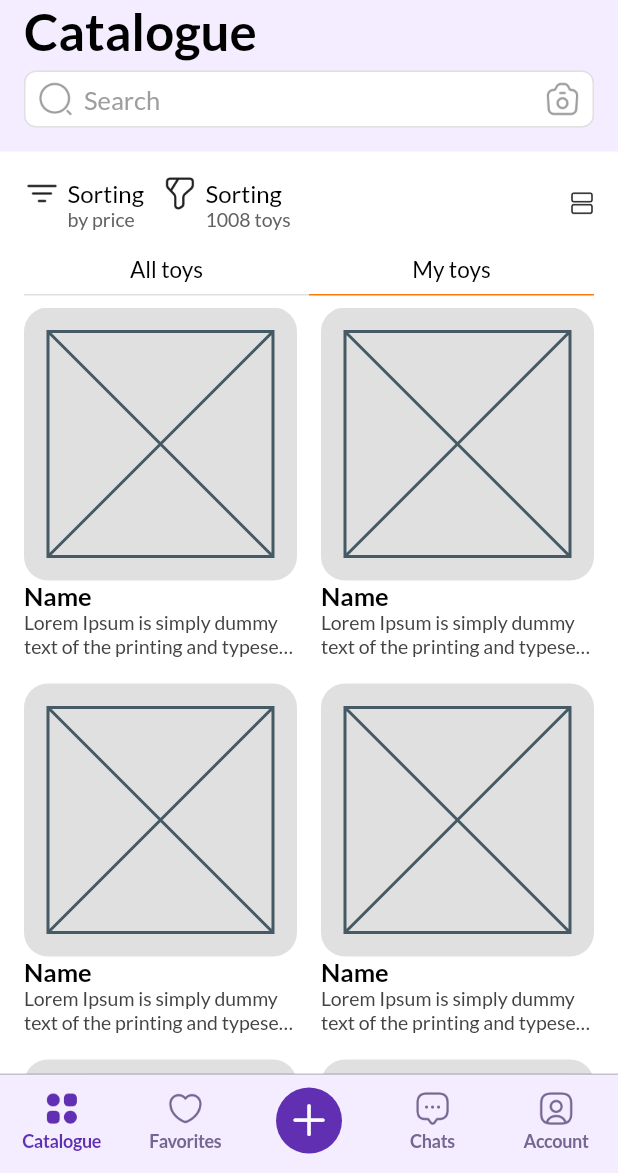
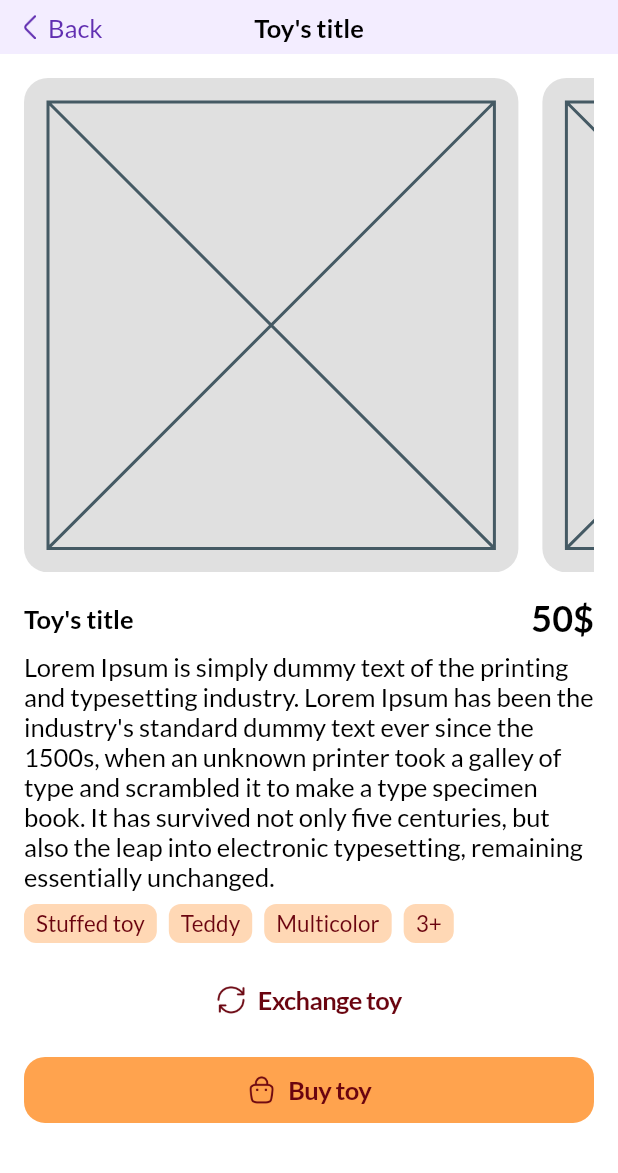
Before and after one commit to MrSanchezzzzz/kidbank.market, a Flutter app: the screen it shows after launch, after a tap on "Name", on a phone screen of 412 x 824 dp, the part 63-1236 px from its top. Run offline on Flutter 3.47's test engine with Material 3 defaults, Android fonts, the phone set to English and light mode, and no system bars; our stand-ins replace adaptive_dialog, flutter_riverpod, go_router, hooks_riverpod, image_picker and 2 more; missing offline and left inert: dart:ffi, syncfusion_flutter_core.

Commit message:
Catalogue: implemented my/all toys

```diff
--- /dev/null
+++ b/lib/core/add_button.dart
@@ -0,0 +1,28 @@
+import 'package:flutter/cupertino.dart';
+
+import 'colors.dart';
+
+class MainAddButton extends StatefulWidget {
+  const MainAddButton({super.key});
+
+  @override
+  State<MainAddButton> createState() => _MainAddButtonState();
+}
+
+class _MainAddButtonState extends State<MainAddButton> {
+  bool isTappedDown=false;
+  @override
+  Widget build(BuildContext context) {
+    return AspectRatio(
+      aspectRatio: 1,
+      child: Container(
+        decoration: BoxDecoration(
+          borderRadius: BorderRadius.circular(14),
+          color: isTappedDown?Colors.orange300:Colors.orange100
+        ),
+        padding: EdgeInsets.all(8),
+        child: Center(child: Image.asset('assets/images/add.png')),
+      ),
+    );
+  }
+}
--- a/lib/core/routes.dart
+++ b/lib/core/routes.dart
@@ -11,6 +11,7 @@ import 'package:kidbank/features/add_toy/presentation/screens/add_toy_category.d
 import 'package:kidbank/features/add_toy/presentation/screens/add_toy_fill_details.dart';
 import 'package:kidbank/features/auth/presentation/screens/child_auth.dart';
 import 'package:kidbank/features/auth/presentation/screens/child_auth_count.dart';
+import 'package:kidbank/features/catalogue/toy_details/toy_details.dart';
 import 'package:kidbank/features/onboarding/presentation/onboarding_profile.dart';
 import 'package:kidbank/features/sign_up/presentation/screens/improve_page.dart';
 import '../features/add_child/presentation/add_child_finish.dart';
@@ -148,6 +149,7 @@ final GoRouter router = GoRouter(
             GoRoute(path: 'fill_details',name: 'fill_details',builder: (context,state)=> const AddToyFillDetailsScreen()),
           ],
         ),
+
         GoRoute(
             path: 'account',
             builder: (context,state)=>const MyAccount(),
@@ -158,15 +160,13 @@ final GoRouter router = GoRouter(
             ])
           ]
         ),
-        GoRoute(
-            path: 'account',
-            builder: (context,state)=>const MyAccount(),
-          routes: <RouteBase>[
-            GoRoute(path: 'wallet',builder: (context,state)=>const AccountWalletScreen(),
-            routes: <RouteBase>[
-              GoRoute(path: 'top_up',builder: (context,state)=>const TopUpScreen())
-            ])
-          ]
+
+        //Toy details
+        GoRoute(path: 'toy_details',
+            builder: (context,state){
+              //TODO get Toy from extras
+              return const ToyDetailsScreen();
+            }
         )
       ],
     ),
--- a/lib/core/widgets/main_button.dart
+++ b/lib/core/widgets/main_button.dart
@@ -3,10 +3,11 @@ import 'package:flutter/cupertino.dart';
 import '../colors.dart';
 
 class MainButton extends StatelessWidget {
-  const MainButton({super.key,this.text='',this.onTap,this.color,this.icon,this.pressedOpacity=0.4});
+  const MainButton({super.key,this.text='',this.onTap,this.color,this.icon,this.pressedOpacity=0.4,this.textColor});
   final Color? color;
   final Function()? onTap;
   final String? text;
+  final Color? textColor;
   final Image? icon;
   final double pressedOpacity;
   @override
@@ -28,7 +29,7 @@ class MainButton extends StatelessWidget {
           Text(
             text ?? '',
             style: CupertinoTheme.of(context).textTheme.textStyle.copyWith(
-              color: onTap==null?Colors.grey200:const Color(0xFF6A040F),
+              color: onTap==null?Colors.grey200:textColor??const Color(0xFF6A040F),
               fontWeight: FontWeight.w700
             ),
           ),
--- /dev/null
+++ b/lib/core/widgets/tag.dart
@@ -0,0 +1,67 @@
+import 'package:flutter/cupertino.dart';
+
+import '../colors.dart';
+
+class Tag extends StatefulWidget {
+  const Tag({super.key,this.prefixIcon,this.text='',this.suffixIcon});
+  final Widget? prefixIcon;
+  final String text;
+  final Widget? suffixIcon;
+
+  @override
+  State<Tag> createState() => _TagState();
+
+  factory Tag.closeButton({Widget? prefixIcon,String text='',Function()? onClose}){
+    return Tag(
+      prefixIcon: prefixIcon,
+      text: text,
+      suffixIcon: GestureDetector(onTap:onClose,child: Image.asset('assets/images/close_circle.png',width: 17,height: 17,color: Colors.orange400,)),
+    );
+  }
+}
+
+class _TagState extends State<Tag> {
+  bool isTappedDown=false;
+  @override
+  Widget build(BuildContext context) {
+    return GestureDetector(
+      onTapDown: (_){
+        setState(() {
+          isTappedDown=true;
+        });
+      },
+      onTapUp: (_){
+        setState(() {
+          isTappedDown=false;
+        });
+      },
+      onTapCancel: (){
+          setState(() {
+            isTappedDown=false;
+          });
+      },
+      child: Container(
+        decoration: BoxDecoration(
+          borderRadius: BorderRadius.circular(8),
+          color: isTappedDown?Colors.orange300:Colors.orange200
+        ),
+        padding: const EdgeInsets.symmetric(horizontal: 8,vertical: 4),
+        child: Row(
+          mainAxisSize: MainAxisSize.min,
+          children: [
+            widget.prefixIcon!=null?
+                Padding(padding: EdgeInsets.only(right: 8),
+                child: widget.prefixIcon!,):Container(),
+            Text(widget.text,style: CupertinoTheme.of(context).textTheme.textStyle.copyWith(
+              fontSize: 15,
+              color: Colors.orange500
+            ),),
+            widget.suffixIcon!=null?
+            Padding(padding: EdgeInsets.only(left: 8),
+              child: widget.suffixIcon!,):Container(),
+          ],
+        ),
+      ),
+    );
+  }
+}
--- a/lib/features/catalogue/data/display_mode_riverpod.dart
+++ b/lib/features/catalogue/data/display_mode_riverpod.dart
@@ -2,6 +2,10 @@ import 'package:hooks_riverpod/hooks_riverpod.dart';
 
 class DisplayModeNotifier extends StateNotifier<bool> {
   DisplayModeNotifier() : super(true);
+
+  void setDisplayMode(bool value){
+    state=value;
+  }
 
   void toggleDisplayMode() {
     state = !state;
@@ -11,3 +15,8 @@ class DisplayModeNotifier extends StateNotifier<bool> {
 final displayModeProvider = StateNotifierProvider<DisplayModeNotifier, bool>((ref) {
   return DisplayModeNotifier();
 });
+
+//TODO replace with toy list provider
+final myToysProvider = StateNotifierProvider<DisplayModeNotifier, bool>((ref) {
+  return DisplayModeNotifier();
+});
--- a/lib/features/catalogue/presentation/catalogue_screen.dart
+++ b/lib/features/catalogue/presentation/catalogue_screen.dart
@@ -1,7 +1,9 @@
 import 'package:flutter/cupertino.dart';
 import 'package:flutter/material.dart';
+import 'package:hooks_riverpod/hooks_riverpod.dart';
 import 'package:kidbank/core/widgets/custom_modal_bottom_sheet.dart';
 import 'package:kidbank/core/widgets/tab_selector.dart';
+import 'package:kidbank/features/catalogue/data/display_mode_riverpod.dart';
 import 'package:kidbank/features/catalogue/presentation/widgets/catalogue_filters.dart';
 import 'package:kidbank/features/catalogue/presentation/widgets/catalogue_items_view.dart';
 import 'package:kidbank/features/catalogue/presentation/widgets/catalogue_navbar.dart';
@@ -83,10 +85,17 @@ class CatalogueScreen extends StatelessWidget {
                       const SizedBox(
                         height: 16,
                       ),
-                      const TabSelector(
-                        labels: ['All toys', 'My toys'],
-                        callbacks: [],
-                        startIndex: 1,
+                      Consumer(
+                        builder: (BuildContext context, WidgetRef ref, Widget? child) {
+                          return TabSelector(
+                            labels: const ['All toys', 'My toys'],
+                            callbacks: [
+                              (){ref.read(myToysProvider.notifier).setDisplayMode(true);},
+                              (){ref.read(myToysProvider.notifier).setDisplayMode(false);},
+                            ],
+                            startIndex: 0,
+                          );
+                        },
                       ),
                       const SizedBox(
                         height: 8,
--- a/lib/features/catalogue/presentation/widgets/catalogue_items_view.dart
+++ b/lib/features/catalogue/presentation/widgets/catalogue_items_view.dart
@@ -7,28 +7,30 @@ import 'package:kidbank/features/catalogue/presentation/widgets/list_item.dart';
 
 class CatalogueItemsView extends ConsumerWidget {
   const CatalogueItemsView({super.key});
-
-  Widget _displayItems(bool isGrid){
-    //TODO ListView.Builder for different display options
+  //TODO toys array here
+  Widget _displayItems(bool isGrid,bool isMyToys){
     if(isGrid) {
       return GridView.count(
         crossAxisCount: 2,
-        childAspectRatio: 0.75,
+        childAspectRatio: isMyToys?0.6:0.75,
         crossAxisSpacing: 16,
         mainAxisSpacing: 8,
-        children: const [
-          CatalogueGridItem(),
-          CatalogueGridItem(),
-          CatalogueGridItem(),
-          CatalogueGridItem(),
-          CatalogueGridItem(),
-          CatalogueGridItem(),
+        children: [
+          CatalogueGridItem(isMyToy: isMyToys,),
+          CatalogueGridItem(isMyToy: isMyToys,),
+          CatalogueGridItem(isMyToy: isMyToys,),
+          CatalogueGridItem(isMyToy: isMyToys,),
+          CatalogueGridItem(isMyToy: isMyToys,),
+          CatalogueGridItem(isMyToy: isMyToys,),
+          CatalogueGridItem(isMyToy: isMyToys,),
+          CatalogueGridItem(isMyToy: isMyToys,),
         ],
       );
     }
     return ListView.builder(
+      itemCount: 8,
         itemBuilder: (context,index){
-          return const CatalogueListItem();
+          return CatalogueListItem(isMyToy:isMyToys);
         }
     );
   }
@@ -36,6 +38,7 @@ class CatalogueItemsView extends ConsumerWidget {
   @override
   Widget build(BuildContext context,WidgetRef ref) {
     bool isGrid=ref.watch(displayModeProvider);
-    return _displayItems(isGrid);
+    bool isMyToys=ref.watch(myToysProvider);
+    return _displayItems(isGrid,isMyToys);
   }
 }
--- a/lib/features/catalogue/presentation/widgets/catalogue_navbar.dart
+++ b/lib/features/catalogue/presentation/widgets/catalogue_navbar.dart
@@ -15,7 +15,7 @@ class CatalogueNavbar extends StatelessWidget {
   Widget build(BuildContext context) {
     return Container(
       decoration: BoxDecoration(color: CupertinoTheme.of(context).barBackgroundColor),
-      padding: const EdgeInsets.only(left: 16, right: 16, bottom: 0, top: 10),
+      padding: const EdgeInsets.only(left: 16, right: 16, bottom: 8, top: 10),
       child: Column(
         crossAxisAlignment: CrossAxisAlignment.stretch,
         children: [
@@ -57,7 +57,6 @@ class CatalogueNavbar extends StatelessWidget {
               )
             ],
           ),
-
         ],
       ),
     );
--- a/lib/features/catalogue/presentation/widgets/grid_item.dart
+++ b/lib/features/catalogue/presentation/widgets/grid_item.dart
@@ -1,16 +1,20 @@
 import 'package:flutter/cupertino.dart';
+import 'package:go_router/go_router.dart';
+import 'package:kidbank/core/add_button.dart';
+import 'package:kidbank/core/widgets/main_button.dart';
 import 'package:kidbank/core/widgets/toy_image.dart';
 
 import '../../../../core/colors.dart';
 
 class CatalogueGridItem extends StatelessWidget {
-  const CatalogueGridItem({super.key});
+  const CatalogueGridItem({super.key,this.isMyToy=false});
+  final bool isMyToy;
   //TODO final Toy
   @override
   Widget build(BuildContext context) {
     return GestureDetector(
       onTap: (){
-        //TODO view toy details
+        context.push('/toy_details');
       },
       child: Column(
         crossAxisAlignment: CrossAxisAlignment.start,
@@ -26,7 +30,27 @@ class CatalogueGridItem extends StatelessWidget {
             style: CupertinoTheme.of(context).textTheme.textStyle.copyWith(
               fontSize: 13,color:Colors.grey400
             ),
-          )
+          ),
+          if(isMyToy)...{
+            Padding(
+              padding: EdgeInsets.only(top: 4),
+              child:Row(
+                mainAxisAlignment: MainAxisAlignment.spaceBetween,
+                crossAxisAlignment: CrossAxisAlignment.end,
+                children: [
+                  Text('400\$',style: CupertinoTheme.of(context).textTheme.textStyle.copyWith(
+                      fontSize: 16,
+                      color: Colors.grey300
+                  ),),
+                  SizedBox(
+                      width: 44,
+                      child: MainAddButton()
+                  )
+                ],
+              ),
+            )
+
+          }
         ],
       ),
     );
--- a/lib/features/catalogue/presentation/widgets/list_item.dart
+++ b/lib/features/catalogue/presentation/widgets/list_item.dart
@@ -1,16 +1,26 @@
 import 'package:flutter/cupertino.dart';
+import 'package:go_router/go_router.dart';
+import 'package:kidbank/core/add_button.dart';
 import 'package:kidbank/core/widgets/toy_image.dart';
+import 'package:kidbank/features/catalogue/toy_details/toy_details.dart';
+
+import '../../../../core/colors.dart';
 
 class CatalogueListItem extends StatelessWidget {
-  const CatalogueListItem({super.key});
-
+  const CatalogueListItem({super.key,this.isMyToy=false});
+  final bool isMyToy;
   @override
   Widget build(BuildContext context) {
-    return Container(
+    return GestureDetector(
+      onTap: (){
+        context.push('/toy_details');
+      },
+      child: Container(
         width: MediaQuery.of(context).size.width,
+        height: 78,
         margin: const EdgeInsets.only(bottom: 16),
         child: Row(
-        crossAxisAlignment: CrossAxisAlignment.start,
+          crossAxisAlignment: CrossAxisAlignment.stretch,
           children: [
             const ToyImage(size: 78),
             const SizedBox(width: 16),  // Add some spacing between the image and the text
@@ -38,7 +48,28 @@ class CatalogueListItem extends StatelessWidget {
                 ),
               ),
             ),
+            if(isMyToy)
+            Column(
+              mainAxisAlignment: MainAxisAlignment.spaceBetween,
+              crossAxisAlignment: CrossAxisAlignment.end,
+              children: [
+                Row(
+                  mainAxisSize: MainAxisSize.min,
+                  mainAxisAlignment: MainAxisAlignment.end,
+                  children: [
+                    const SizedBox(width: 32,child: MainAddButton(),),
+                    const SizedBox(width: 4,),
+                    Image.asset('assets/images/hearth.png',width: 16,height: 16,)
                   ],
+                ),
+                Text('\$120',style: CupertinoTheme.of(context).textTheme.textStyle.copyWith(
+                  color: Colors.grey400,
+                  fontSize: 16
+                ),)
+              ],
+            )
+          ],
+        ),
       ),
     );
   }
--- /dev/null
+++ b/lib/features/catalogue/toy_details/toy_details.dart
@@ -0,0 +1,82 @@
+import 'package:flutter/cupertino.dart';
+import 'package:flutter/gestures.dart';
+import 'package:kidbank/core/widgets/main_back_button.dart';
+import 'package:kidbank/core/widgets/main_button.dart';
+import 'package:kidbank/core/widgets/toy_image.dart';
+import 'package:kidbank/features/catalogue/presentation/widgets/catalogue_navbar.dart';
+import 'package:kidbank/features/catalogue/toy_details/toy_details_actions.dart';
+import 'package:kidbank/features/catalogue/toy_details/toy_details_info.dart';
+import 'package:kidbank/features/catalogue/toy_details/toy_details_tags.dart';
+
+import '../../../core/colors.dart';
+
+class ToyDetailsScreen extends StatelessWidget {
+  const ToyDetailsScreen({super.key,this.isMyToy=false});
+  final bool isMyToy;
+  //TODO final Toy? toy;
+  @override
+  Widget build(BuildContext context) {
+    return SizedBox(
+      height: MediaQuery.of(context).size.height,
+      child: CupertinoPageScaffold(
+        backgroundColor: Colors.white100,
+          child:SafeArea(
+            child: Column(
+              children: [
+                const CatalogueNavbar(),
+                Container(
+                  padding: const EdgeInsets.only(left: 16,right: 16,bottom: 8),
+                  color: CupertinoTheme.of(context).barBackgroundColor,
+                  child: const Stack(
+                    children: [
+                      Align(
+                          alignment: Alignment.topLeft,
+                          child: MainBackButton(label: 'Back',)
+                      ),
+                      Align(
+                        alignment: Alignment.topCenter,
+                          child: Text('Toy\'s title',style: TextStyle(fontWeight: FontWeight.w700),)
+                      ),
+                    ],
+                  ),
+                ),
+                Expanded(
+                  child: SingleChildScrollView(
+                    child: Padding(
+                      padding: const EdgeInsets.only(left: 16,right: 16,top: 16,bottom: 8),
+                      child: Column(
+                        crossAxisAlignment: CrossAxisAlignment.start,
+                        children: [
+                          SizedBox(
+                            width: MediaQuery.of(context).size.width,
+                            height: MediaQuery.of(context).size.height*.4,
+                            child: ListView.builder(
+                                itemBuilder: (context,index){
+                              return const Padding(
+                                padding: EdgeInsets.only(right: 16),
+                                child: ToyImage(),
+                              );
+                            },
+                              scrollDirection: Axis.horizontal,
+                              itemCount: 5,
+                              shrinkWrap: true,
+                            ),
+                          ),
+                          const SizedBox(height: 16,),
+                          const ToyDetailsInfo(),
+                          const SizedBox(height: 8,),
+                          const ToyDetailsTags(),
+                          const SizedBox(height: 16,),
+                          ToyDetailsActions(isMyToy: isMyToy,),
+                        ],
+                      ),
+                    ),
+                  ),
+                )
+              ],
+            ),
+          )
+      ),
+    );
+  }
+}
--- /dev/null
+++ b/lib/features/catalogue/toy_details/toy_details_actions.dart
@@ -0,0 +1,30 @@
+import 'package:flutter/cupertino.dart';
+
+import '../../../core/colors.dart';
+import '../../../core/widgets/main_button.dart';
+
+class ToyDetailsActions extends StatelessWidget {
+  const ToyDetailsActions({super.key,this.isMyToy=false});
+  final bool isMyToy;
+  @override
+  Widget build(BuildContext context) {
+    return Column(
+      children: [
+        MainButton(
+          color: Colors.white100,
+          text: isMyToy?'Delete toy':'Exchange toy',
+          textColor: isMyToy?CupertinoColors.destructiveRed:null,
+          icon:isMyToy? Image.asset('assets/images/trash.png',width: 24,height: 24,color: CupertinoColors.destructiveRed):
+          Image.asset('assets/images/refresh.png',width: 20,height: 20,color: Colors.orange500),
+          onTap: (){},
+        ),
+        const SizedBox(height: 16,),
+        MainButton(
+          text: isMyToy?'Edit toy':'Buy toy',
+          icon: Image.asset(isMyToy?'assets/images/edit.png':'assets/images/bag.png',width: 20,height: 20,color: Colors.orange500,),
+          onTap: (){},
+        ),
+      ],
+    );
+  }
+}
--- /dev/null
+++ b/lib/features/catalogue/toy_details/toy_details_info.dart
@@ -0,0 +1,24 @@
+import 'package:flutter/cupertino.dart';
+
+class ToyDetailsInfo extends StatelessWidget {
+  const ToyDetailsInfo({super.key});
+
+  @override
+  Widget build(BuildContext context) {
+    return Column(
+      children: [
+        Row(
+          mainAxisAlignment: MainAxisAlignment.spaceBetween,
+          children: [
+            Text('Toy\'s title',style: CupertinoTheme.of(context).textTheme.textStyle.copyWith(
+              fontWeight: FontWeight.w700
+            )),
+              Text('50\$',style: CupertinoTheme.of(context).textTheme.navLargeTitleTextStyle),
+          ],
+        ),
+        SizedBox(height: 8,),
+        Text('Lorem Ipsum is simply dummy text of the printing and typesetting industry. Lorem Ipsum has been the industry\'s standard dummy text ever since the 1500s, when an unknown printer took a galley of type and scrambled it to make a type specimen book. It has survived not only five centuries, but also the leap into electronic typesetting, remaining essentially unchanged.')
+      ],
+    );
+  }
+}
--- /dev/null
+++ b/lib/features/catalogue/toy_details/toy_details_tags.dart
@@ -0,0 +1,20 @@
+import 'package:flutter/cupertino.dart';
+
+import '../../../core/widgets/tag.dart';
+
+class ToyDetailsTags extends StatelessWidget {
+  const ToyDetailsTags({super.key});
+
+  @override
+  Widget build(BuildContext context) {
+    return Wrap(
+      spacing: 8,
+      children: [
+          Tag(text: 'Stuffed toy',),
+          Tag(text: 'Teddy',),
+          Tag(text: 'Multicolor',),
+          Tag(text: '3+',),
+      ],
+    );
+  }
+}
```
Also changed, not shown: assets/images/add.png (added), assets/images/bag.png (added), assets/images/edit.png (added), assets/images/refresh.png (added), assets/images/trash.png (added). Lines whose indentation alone changed are shown as unchanged.
